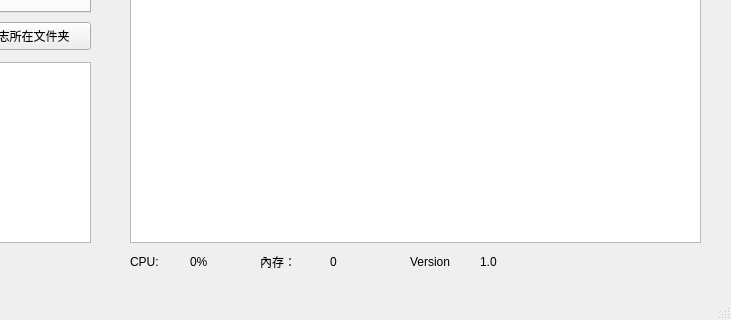
Old version of the form mainwindow.ui in the repository xiaoyuan1021/MyTool; both pictures show x 450 to 1181 and y 408 to 728 of the 1181 by 728 pixel window.
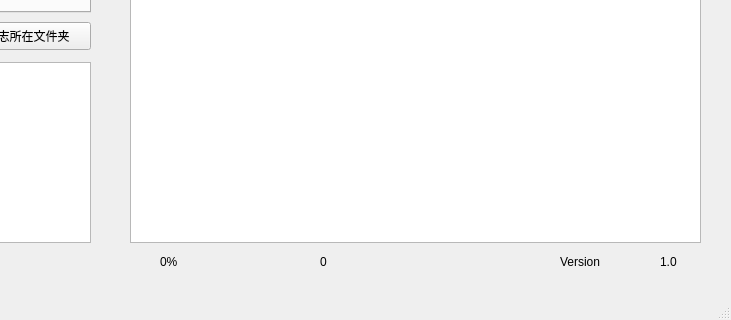
New version of the form. The open tabs and pages were chosen to show the change. Custom widgets are drawn as their Qt base class.

```diff
--- a/mainwindow.ui
+++ b/mainwindow.ui
@@ -1905,36 +1905,10 @@
      <string>打开日志所在文件夹</string>
     </property>
    </widget>
-   <widget class="QLabel" name="label_25">
-    <property name="geometry">
-     <rect>
-      <x>580</x>
-      <y>660</y>
-      <width>51</width>
-      <height>19</height>
-     </rect>
-    </property>
-    <property name="text">
-     <string>CPU:</string>
-    </property>
-   </widget>
-   <widget class="QLabel" name="label_26">
-    <property name="geometry">
-     <rect>
-      <x>710</x>
-      <y>660</y>
-      <width>41</width>
-      <height>19</height>
-     </rect>
-    </property>
-    <property name="text">
-     <string>內存：</string>
-    </property>
-   </widget>
    <widget class="QLabel" name="label_27">
     <property name="geometry">
      <rect>
-      <x>860</x>
+      <x>1010</x>
       <y>660</y>
       <width>69</width>
       <height>19</height>
@@ -1947,10 +1921,10 @@
    <widget class="QLabel" name="label_cpu">
     <property name="geometry">
      <rect>
-      <x>640</x>
+      <x>610</x>
       <y>660</y>
-      <width>51</width>
-      <height>19</height>
+      <width>111</width>
+      <height>20</height>
      </rect>
     </property>
     <property name="text">
@@ -1960,10 +1934,10 @@
    <widget class="QLabel" name="label_memory">
     <property name="geometry">
      <rect>
-      <x>780</x>
+      <x>770</x>
       <y>660</y>
-      <width>41</width>
-      <height>19</height>
+      <width>211</width>
+      <height>20</height>
      </rect>
     </property>
     <property name="text">
@@ -1973,9 +1947,9 @@
    <widget class="QLabel" name="label_version">
     <property name="geometry">
      <rect>
-      <x>930</x>
+      <x>1110</x>
       <y>660</y>
-      <width>69</width>
+      <width>41</width>
       <height>19</height>
      </rect>
     </property>
```
Left out of the diff: 4 changed lines with no effect on the pictures.
